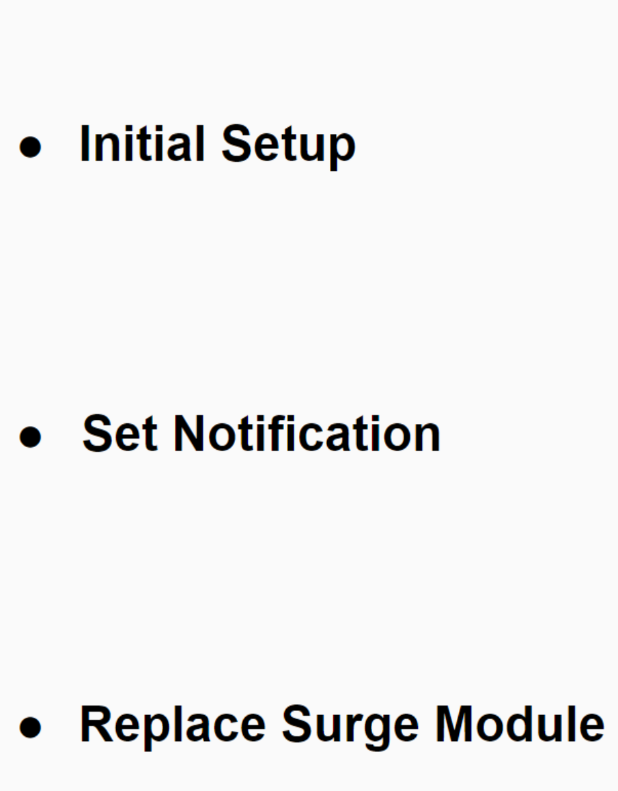
After one commit to TarkLiao/PowerMeter, an Android app: the layout layout_helpmenu.xml on its own in the app's theme, with its tools: preview values and no code run, on a phone screen of 412 x 824 dp. The commit adds this screen. Shown: the top 791 px of the screen. Run offline under Robolectric (Android 15) with nearby library versions, the phone set to English and light mode, and no system bars.

Commit message:
BLE_APP     PowerMeter APP Android 7.0, 6.0.1, 5.0.2     v0.0.14     Add help interface.     Modify scan, data, setting icon.     Modify App icon.     Fixed reconnect function.
    v0.0.13
    Modify setting alarm description.

```diff
--- a/app/build.gradle
+++ b/app/build.gradle
@@ -7,17 +7,18 @@ android {
         applicationId "com.radinet.ble_app"
         minSdkVersion 21
         targetSdkVersion 23
-        versionName 'v0.0.12'
+        versionName 'v0.0.14'
         testInstrumentationRunner "android.support.test.runner.AndroidJUnitRunner"
         ndk {
             abiFilters 'armeabi', 'armeabi-v7a', 'arm64-v8a', 'mips', 'mips64', 'x86', 'x86_64'
         }
-        versionCode 13
+        versionCode 15
     }
     buildTypes {
         release {
             minifyEnabled false
             proguardFiles getDefaultProguardFile('proguard-android.txt'), 'proguard-rules.pro'
+            zipAlignEnabled true
         }
     }
     productFlavors {
--- a/app/src/main/AndroidManifest.xml
+++ b/app/src/main/AndroidManifest.xml
@@ -10,9 +10,10 @@
     <uses-permission android:name="android.permission.DISABLE_KEYGUARD" />
     <uses-permission android:name="android.permission.CAMERA"/>
 
+
     <application
         android:allowBackup="true"
-        android:icon="@drawable/icon_value"
+        android:icon="@drawable/iconlogo"
         android:label="@string/app_name"
         android:supportsRtl="true"
         android:theme="@style/AppTheme">
--- a/app/src/main/java/com/radinet/ble_app/BluetoothLeService.java
+++ b/app/src/main/java/com/radinet/ble_app/BluetoothLeService.java
@@ -130,9 +130,9 @@ public class BluetoothLeService extends Service {
             Log.w(TAG, "mBluetoothGatt closed");
             //mBluetoothDeviceAddress = null;
             mBluetoothGatt = null;
-            if (mReconnectCount <= 5) {
+//            if (mReconnectCount <= 5) {
                 connect(mBluetoothDeviceAddress);
-            }
+//            }
         }
         /**藉UUID取得Service**/
         @Override
--- /dev/null
+++ b/app/src/main/res/layout/layout_helpmenu.xml
@@ -0,0 +1,51 @@
+<?xml version="1.0" encoding="utf-8"?>
+<RelativeLayout xmlns:android="http://schemas.android.com/apk/res/android"
+    android:layout_width="match_parent"
+    android:layout_height="match_parent"
+    xmlns:app="http://schemas.android.com/apk/res-auto">
+    <LinearLayout
+        android:layout_width="match_parent"
+        android:layout_height="match_parent"
+        android:orientation="vertical">
+        <TextView
+            android:layout_width="0dp"
+            android:layout_height="0dp"
+            android:layout_weight="0.5"/>
+        <ImageButton
+            android:id="@+id/Button_InitSetup"
+            android:layout_width="match_parent"
+            android:layout_height="0dp"
+            android:layout_weight="1"
+            android:background="@null"
+            android:scaleType="fitCenter"
+            app:srcCompat="@drawable/initialsetup" />
+        <TextView
+            android:layout_width="0dp"
+            android:layout_height="0dp"
+            android:layout_weight="1"/>
+        <ImageButton
+            android:id="@+id/Button_SetNotification"
+            android:layout_width="match_parent"
+            android:layout_height="0dp"
+            android:layout_weight="1"
+            android:background="@null"
+            android:scaleType="fitCenter"
+            app:srcCompat="@drawable/setnotification" />
+        <TextView
+            android:layout_width="0dp"
+            android:layout_height="0dp"
+            android:layout_weight="1"/>
+        <ImageButton
+            android:id="@+id/Button_Surge"
+            android:layout_width="match_parent"
+            android:layout_height="0dp"
+            android:layout_weight="1"
+            android:background="@null"
+            android:scaleType="fitCenter"
+            app:srcCompat="@drawable/replace" />
+        <TextView
+            android:layout_width="0dp"
+            android:layout_height="0dp"
+            android:layout_weight="3"/>
+    </LinearLayout>
+</RelativeLayout>
```
Also changed, not shown: app/src/main/java/com/radinet/ble_app/MainActivity.java (+89 -30 lines), app/src/main/java/com/radinet/ble_app/ZoomImage.java (added, +380 -0 lines), app/src/main/res/layout/layout_initial_setup.xml (added, +19 -0 lines), app/src/main/res/drawable/datadisplay.png, app/src/main/res/drawable/icon_scan.png, app/src/main/res/drawable/icon_setting.png, app/src/main/res/drawable/iconlogo.png (added), app/src/main/res/drawable/initialsetup.png (added), app/src/main/res/drawable/initsetup.png (added), app/src/main/res/drawable/replace.png (added), app/src/main/res/drawable/setnotification.png (added).
